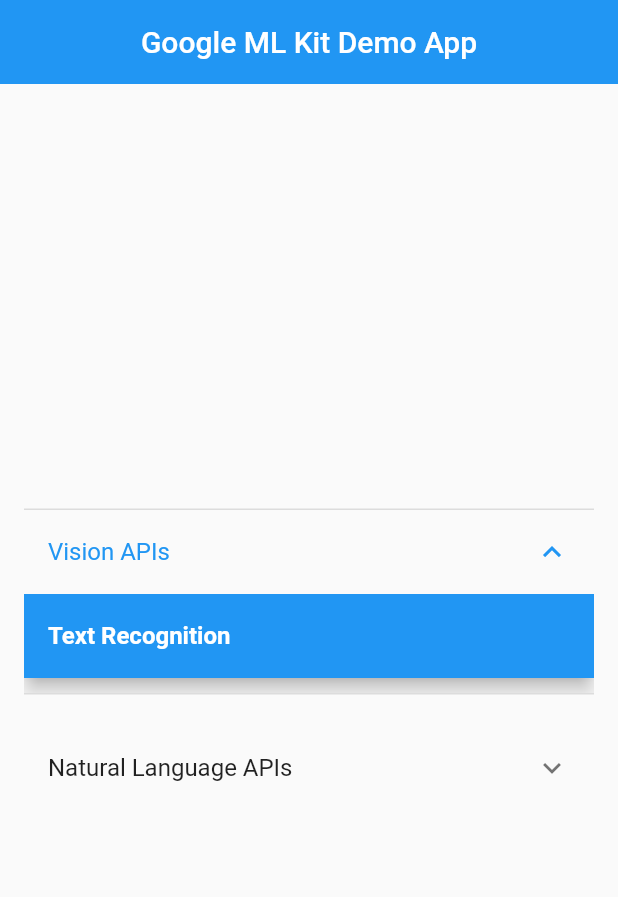
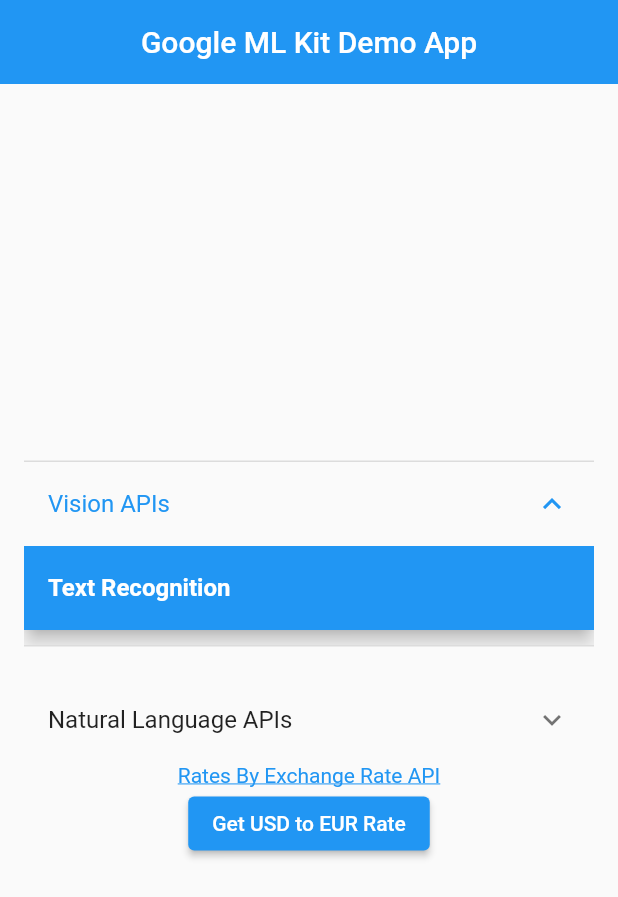
Before and after one commit to ben2002chou/local_lens_app, a Flutter app: the screen it shows after launch, after a tap on "Vision APIs", on a phone screen of 412 x 824 dp. Shown: the top 897 px of the screen. Run offline on Flutter 3.47's test engine with Material 2 defaults, Android fonts, the phone set to English and light mode, and no system bars; our stand-ins replace camera, image_picker, shared_preferences; missing offline and left inert: google_mlkit_barcode_scanning, google_mlkit_digital_ink_recognition, google_mlkit_entity_extraction, google_mlkit_face_detection, google_mlkit_image_labeling, google_mlkit_language_id and 4 more; network calls fail; statements that could not run were skipped.

Commit message:
currency API, GET rates

```diff
--- /dev/null
+++ b/packages/example/lib/currency_conversion.dart
@@ -0,0 +1,53 @@
+import 'dart:convert';
+import 'package:flutter/material.dart';
+import 'package:http/http.dart' as http;
+import 'package:shared_preferences/shared_preferences.dart';
+
+// This method currently works!
+Future<Map<String, dynamic>> fetchExchangeRates() async {
+  final response =
+      await http.get(Uri.parse('https://open.er-api.com/v6/latest/USD'));
+
+  if (response.statusCode == 200) {
+    return json.decode(response.body);
+  } else {
+    throw Exception('Failed to load exchange rates');
+  }
+}
+
+Future<Map<String, dynamic>> loadExchangeRates() async {
+  final prefs = await SharedPreferences.getInstance();
+  final jsonString = prefs.getString('exchangeRates');
+  final nextUpdateTimestamp = prefs.getInt('nextUpdate') ?? 0;
+
+  // Get the current time in milliseconds since epoch
+  final currentTime = DateTime.now().millisecondsSinceEpoch;
+
+  // Check if more than 24 hours have passed since the last update
+  if (currentTime >= nextUpdateTimestamp) {
+    print('More than 24 hours have passed since the last update');
+    // More than 24 hours have passed, or it's time for the next update
+    // Fetch the new rates and save them
+    var newRates = await fetchExchangeRates();
+    saveExchangeRates(newRates);
+    return newRates;
+  } else {
+    print('Less than 24 hours have passed since the last update, using cached rates');
+    // Less than 24 hours have passed, return the cached rates
+    if (jsonString != null) {
+      return json.decode(jsonString);
+    } else {
+      // Fetch from API if not available in SharedPreferences
+      print('No cached rates found, fetching from API');
+      var rates = await fetchExchangeRates();
+      saveExchangeRates(rates);
+      return rates;
+    }
+  }
+}
+
+void saveExchangeRates(Map<String, dynamic> rates) async {
+  final prefs = await SharedPreferences.getInstance();
+  prefs.setString('exchangeRates', json.encode(rates));
+  prefs.setInt('nextUpdate', rates['time_next_update_unix'] * 1000);  // Convert from seconds to milliseconds
+}
--- a/packages/example/lib/main.dart
+++ b/packages/example/lib/main.dart
@@ -4,7 +4,9 @@
 
 import 'vision_detector_views/text_detector_view.dart';
 
+import 'currency_conversion.dart';
 Future<void> main() async {
+  print(await fetchExchangeRates());
   WidgetsFlutterBinding.ensureInitialized();
 
   runApp(MyApp());
@@ -18,6 +20,13 @@
       home: Home(),
     );
   }
+}
+
+void testFunction() async {
+  Map<String, dynamic> call = await loadExchangeRates();
+  // Now you can use the rates
+  const value = 1.0;
+  print(value * call['rates']['EUR']);
 }
 
 class Home extends StatelessWidget {
@@ -39,9 +48,7 @@
                   ExpansionTile(
                     title: const Text('Vision APIs'),
                     children: [
-
                       CustomCard('Text Recognition', TextRecognizerView()),
-
                     ],
                   ),
                   SizedBox(
@@ -52,9 +59,20 @@
                     children: [
                       CustomCard(
                           'On-device Translation', LanguageTranslatorView()),
-
                     ],
                   ),
+                  Text(
+                    'Rates By Exchange Rate API',
+                    style: TextStyle(
+                      color: Colors
+                          .blue, // Making the text color similar to a hyperlink
+                      decoration: TextDecoration
+                          .underline, // Underlining the text similar to a hyperlink
+                    ),
+                  ),
+                  ElevatedButton(
+                      onPressed: testFunction,
+                      child: Text('Get USD to EUR Rate')),
                 ],
               ),
             ),
--- a/packages/example/pubspec.yaml
+++ b/packages/example/pubspec.yaml
@@ -17,6 +17,9 @@
   camera: ^0.10.5+2
   path: ^1.8.2
   path_provider: ^2.0.15
+  url_launcher: ^6.0.10
+  shared_preferences: ^2.2.0
+  http: ^1.1.0
 
   google_mlkit_commons:
 #    path: ../google_mlkit_commons
--- a/packages/google_mlkit_text_recognition/lib/src/text_recognizer.dart
+++ b/packages/google_mlkit_text_recognition/lib/src/text_recognizer.dart
@@ -46,7 +46,7 @@
 /// Recognized text in an image.
 class RecognizedText {
   /// String containing all the text identified in an image. The string is empty if no text was recognized.
-  final String text;
+  String text;
 
   /// All the blocks of text present in image.
   final List<TextBlock> blocks;
@@ -69,7 +69,7 @@
 /// A text block recognized in an image that consists of a list of text lines.
 class TextBlock {
   /// String representation of the text block that was recognized.
-  final String text;
+  String text;
 
   /// List of text lines that make up the block.
   final List<TextLine> lines;
```
Also changed, not shown: packages/example/lib/vision_detector_views/text_detector_view.dart (+9 -3 lines), packages/example/pubspec.lock, 2 other files.
